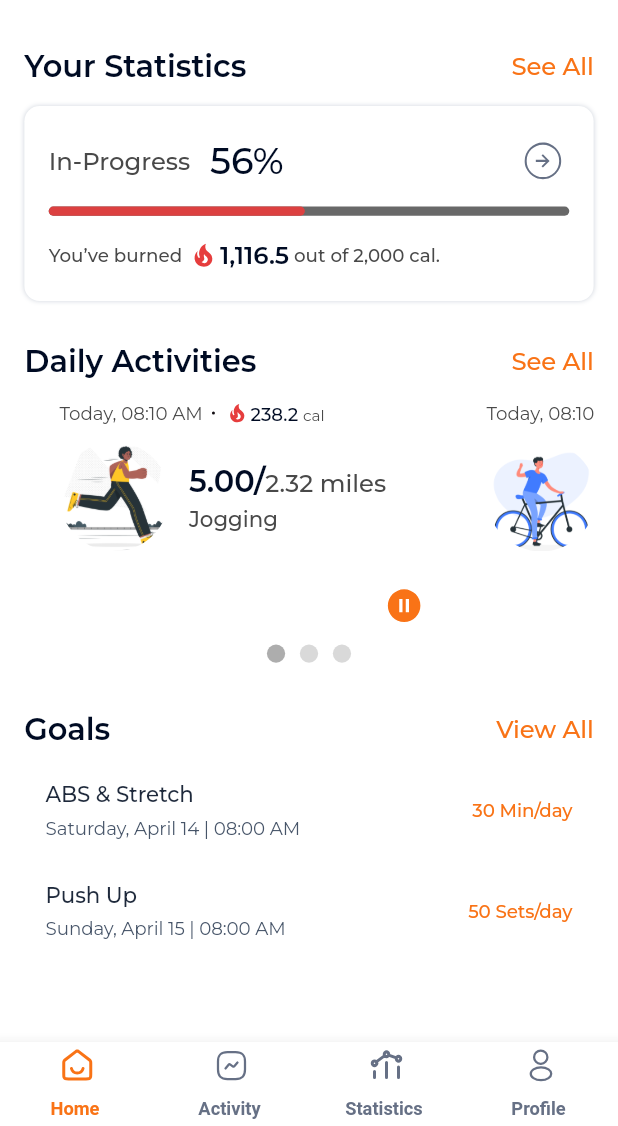
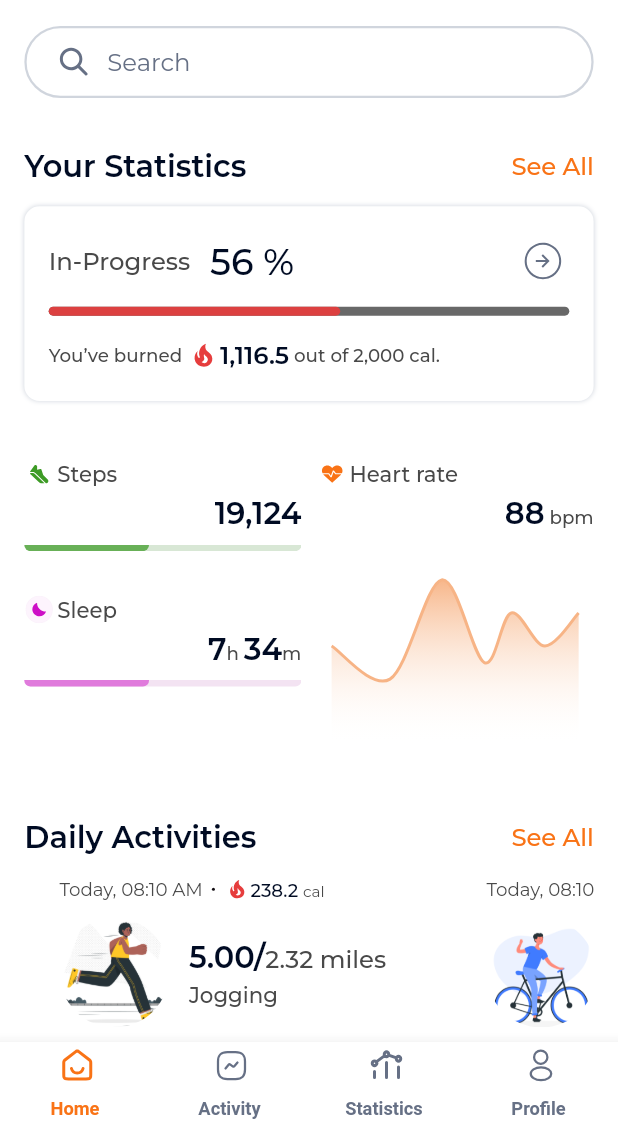
Before and after one commit to Margub-Morshed/Fitness-Tracking-App, a Flutter app: the screen it shows after launch, on a phone screen of 412 x 824 dp, the part 110-1236 px from its top. Run offline on Flutter 3.47's test engine with Material 3 defaults, Android fonts, the phone set to English and light mode, and no system bars; drawn by our look-alikes of badges, carousel_slider, custom_navigation_bar, percent_indicator; our stand-ins replace fl_chart, flutter_screenutil, flutter_svg, get, google_fonts, syncfusion_flutter_charts; Roboto replaces fonts that are missing (Overpass).

Commit message:
Heart Rate Chart & Search Bar Added
Worked Here
- Half cutting unique progress slider added.
- Progress slider modified with package instead custom for better
  visual.
- Heart rate chart added with dummy data using Syncfusion flutter
  package.
- Search bar added with advanced functionalities.

```diff
--- /dev/null
+++ b/devtools_options.yaml
@@ -0,0 +1,3 @@
+description: This file stores settings for Dart & Flutter DevTools.
+documentation: https://docs.flutter.dev/tools/devtools/extensions#configure-extension-enablement-states
+extensions:
--- /dev/null
+++ b/lib/core/helpers/keyboard.dart
@@ -0,0 +1,11 @@
+import 'package:flutter/cupertino.dart';
+
+final class KeyboardUtil {
+  KeyboardUtil._();
+  static void hideKeyboard(BuildContext context) {
+    FocusScopeNode currentFocus = FocusScope.of(context);
+    if (!currentFocus.hasPrimaryFocus) {
+      currentFocus.unfocus();
+    }
+  }
+}
--- /dev/null
+++ b/lib/features/home/data/models/chart_data.dart
@@ -0,0 +1,5 @@
+class ChartDataModel {
+  ChartDataModel(this.x, this.y);
+  final double x;
+  final double y;
+}
--- /dev/null
+++ b/lib/features/home/data/models/heart_data_list.dart
@@ -0,0 +1,16 @@
+import 'chart_data.dart';
+
+class HeartDataList {
+  // Function to generate sample waveform data
+  static List<ChartDataModel> get() {
+    return <ChartDataModel>[
+      ChartDataModel(0, 3),
+      ChartDataModel(2.6, 2),
+      ChartDataModel(4.9, 5),
+      ChartDataModel(6.8, 2.5),
+      ChartDataModel(8, 4),
+      ChartDataModel(9.5, 3),
+      ChartDataModel(11, 4),
+    ];
+  }
+}
--- a/lib/features/home/presentation/screens/home.dart
+++ b/lib/features/home/presentation/screens/home.dart
@@ -2,8 +2,10 @@
 import 'package:fitness_tracking_app/core/helpers/ui_helpers.dart';
 import 'package:fitness_tracking_app/features/home/data/models/activities_list.dart';
 import 'package:fitness_tracking_app/features/home/presentation/widgets/carousel_with_indicators.dart';
+import 'package:fitness_tracking_app/features/home/presentation/widgets/health_dashboard.dart';
 import 'package:flutter/material.dart';
 import 'package:flutter_screenutil/flutter_screenutil.dart';
+import '../widgets/custom_form_field.dart';
 import '../widgets/goal_card.dart';
 import '../widgets/home.dart';
 import '../widgets/progress_card.dart';
@@ -18,6 +20,22 @@ class HomeScreen extends StatefulWidget {
 
 class _HomeScreenState extends State<HomeScreen> {
   final ValueNotifier<int> _currentIndexNotifier = ValueNotifier<int>(0);
+  final TextEditingController _searchController = TextEditingController();
+  ValueNotifier<bool> isSearchClearEnabled = ValueNotifier<bool>(false);
+
+  @override
+  void initState() {
+    _searchController.addListener(() {
+      isSearchClearEnabled.value = _searchController.text.isNotEmpty;
+    });
+    super.initState();
+  }
+
+  @override
+  void dispose() {
+    _searchController.dispose();
+    super.dispose();
+  }
 
   @override
   Widget build(BuildContext context) {
@@ -30,12 +48,22 @@ class _HomeScreenState extends State<HomeScreen> {
             children: [
               buildHeader(),
               UIHelper.verticalSpace16,
-              UIHelper.verticalSpace(14.h),
+
+              // Search Field
+              CustomFormField(
+                hintText: 'Search',
+                textEditingController: _searchController,
+                isSearchClearEnabled: isSearchClearEnabled,
+              ),
+              UIHelper.verticalSpaceSmall,
+              UIHelper.verticalSpaceMedium,
+
               const SectionHeader(title: 'Your Statistics'),
               UIHelper.verticalSpace(14.h),
+
               ProgressCard(
                 title: 'In-Progress',
-                progressPercentage: '56%',
+                progressPercentage: 56,
                 progressWidth: (MediaQuery.of(context).size.width -
                         (UIHelper.kDefaultPadding() * 2)) *
                     0.45,
@@ -43,16 +71,23 @@ class _HomeScreenState extends State<HomeScreen> {
                 caloriesGoal: '2,000',
               ),
               UIHelper.verticalSpaceMediumLarge,
+
+              const HealthDashboard(),
+              UIHelper.verticalSpaceMediumLarge,
+
               const SectionHeader(title: 'Daily Activities'),
               UIHelper.verticalSpace(14.h),
+
               CarouselWithIndicators(
                 activities: ActivitiesListModel.activities,
                 currentIndexNotifier: _currentIndexNotifier,
               ),
               UIHelper.verticalSpace(14.h),
               UIHelper.verticalSpace16,
+
               const SectionHeader(title: 'Goals', option: 'View All'),
               UIHelper.verticalSpace(8.h),
+
               const GoalCard(
                 title: 'ABS & Stretch',
                 dateTime: 'Saturday, April 14 | 08:00 AM',
--- /dev/null
+++ b/lib/features/home/presentation/widgets/custom_form_field.dart
@@ -0,0 +1,170 @@
+// ignore_for_file: must_be_immutable
+
+import 'package:flutter/material.dart';
+import 'package:flutter/services.dart';
+import 'package:flutter_screenutil/flutter_screenutil.dart';
+import 'package:flutter_svg/svg.dart';
+
+import '../../../../core/constants/text_font_style.dart';
+import '../../../../gen/assets.gen.dart';
+import '../../../../gen/colors.gen.dart';
+
+final class CustomFormField extends StatelessWidget {
+  String? hintText;
+  final String? labelText;
+  TextEditingController? textEditingController;
+  final TextInputType inputType;
+  double? fieldHeight;
+  int? maxline;
+  final String? Function(String?)? validator;
+  bool? validation;
+  final Widget? suffixIcon;
+  final Widget? prefixIcon;
+  bool isObsecure;
+  bool isPass;
+  FocusNode? focusNode;
+  TextInputAction? textInputAction;
+  Function(String)? onFieldSubmitted;
+  Function(String)? onChanged;
+  List<TextInputFormatter>? inputFormatters;
+  final TextStyle? labelStyle;
+  final TextStyle? style;
+  final bool? isEnabled;
+  final bool readOnly;
+  final double? cursorHeight;
+  final ValueNotifier<bool> isSearchClearEnabled;
+
+  CustomFormField({
+    super.key,
+    this.hintText,
+    this.labelText,
+    this.textEditingController,
+    this.inputType = TextInputType.text,
+    this.fieldHeight,
+    this.maxline,
+    this.validator,
+    this.validation = false,
+    this.suffixIcon,
+    this.prefixIcon,
+    this.isObsecure = false,
+    this.isPass = false,
+    this.readOnly = false,
+    this.focusNode,
+    this.textInputAction = TextInputAction.done,
+    this.onFieldSubmitted,
+    this.onChanged,
+    this.inputFormatters,
+    this.labelStyle,
+    this.isEnabled,
+    this.style,
+    this.cursorHeight,
+    required this.isSearchClearEnabled,
+  });
+
+  @override
+  Widget build(BuildContext context) {
+    final double borderRadius = 36.r;
+    final double borderWidth = 1.5.sp;
+
+    return TextFormField(
+      cursorHeight: cursorHeight ?? 20.h,
+      cursorColor: AppColors.c667085,
+      focusNode: focusNode,
+      obscureText: isPass ? isObsecure : false,
+      textInputAction: textInputAction,
+      autovalidateMode:
+          validation! ? AutovalidateMode.always : AutovalidateMode.disabled,
+      validator: validator,
+      maxLines: maxline ?? 1,
+      controller: textEditingController,
+      onFieldSubmitted: onFieldSubmitted ??
+          (value) {
+            // Collapse the keyboard
+            FocusScope.of(context).unfocus();
+
+            // Set isSearchClearEnabled to false when search is submitted
+            isSearchClearEnabled.value = false;
+          },
+      readOnly: readOnly,
+      onChanged: onChanged,
+      inputFormatters: inputFormatters,
+      enabled: isEnabled,
+      decoration: InputDecoration(
+        prefixIcon: prefixIcon ??
+            Container(
+                padding: EdgeInsets.only(left: 10.w),
+                margin: EdgeInsets.all(12.sp), // Adjust padding as needed
+                child: SvgPicture.asset(Assets.icons.search)),
+        suffixIcon: suffixIcon ??
+            ValueListenableBuilder(
+              valueListenable: isSearchClearEnabled,
+              builder: (context, value, child) {
+                return value
+                    ? Container(
+                        padding: EdgeInsets.only(right: 10.w),
+                        child: GestureDetector(
+                          onTap: () {
+                            // Clear the text in the search controller
+                            textEditingController!.clear();
+                            isSearchClearEnabled.value = false;
+
+                            // Collapse the keyboard and unfocus the cursor
+                            FocusScope.of(context).unfocus();
+                            FocusScope.of(context).nextFocus();
+                            // KeyboardUti
+                          },
+                          child: Container(
+                            margin: EdgeInsets.all(
+                                7.sp), // Adjust padding as needed
+                            decoration: const BoxDecoration(
+                                shape: BoxShape.circle,
+                                color: AppColors.cD0D5DD),
+                            child: Icon(Icons.clear,
+                                color: AppColors.c667085, size: 20.sp),
+                          ),
+                        ),
+                      )
+                    : const SizedBox.shrink();
+              },
+            ),
+        contentPadding: EdgeInsets.symmetric(vertical: 10.h, horizontal: 28.w),
+        hintText: hintText,
+        hintStyle: TextFontStyle.headline16RegularMontserrat
+            .copyWith(color: AppColors.c667085),
+        labelText: labelText,
+        labelStyle: labelStyle ??
+            TextFontStyle.headline16RegularMontserrat
+                .copyWith(color: AppColors.c667085),
+        errorStyle: TextFontStyle.headline10RegularMontserrat
+            .copyWith(color: Colors.red),
+        focusedErrorBorder: OutlineInputBorder(
+          borderRadius: BorderRadius.circular(borderRadius),
+          borderSide: BorderSide(color: AppColors.cD0D5DD, width: borderWidth),
+        ),
+        focusedBorder: OutlineInputBorder(
+          borderRadius: BorderRadius.circular(borderRadius),
+          borderSide: BorderSide(color: AppColors.cD0D5DD, width: borderWidth),
+        ),
+        disabledBorder: OutlineInputBorder(
+          borderRadius: BorderRadius.circular(borderRadius),
+          borderSide: BorderSide(color: AppColors.cD0D5DD, width: borderWidth),
+        ),
+        errorBorder: OutlineInputBorder(
+          borderRadius: BorderRadius.circular(borderRadius),
+          borderSide: BorderSide(color: Colors.red, width: borderWidth),
+        ),
+        enabledBorder: OutlineInputBorder(
+          borderRadius: BorderRadius.circular(borderRadius),
+          borderSide: BorderSide(color: AppColors.cD0D5DD, width: borderWidth),
+        ),
+      ),
+      style: style ??
+          TextStyle(
+            fontSize: 14.sp,
+            fontWeight: FontWeight.w400,
+            color: AppColors.c667085,
+          ),
+      keyboardType: inputType,
+    );
+  }
+}
--- /dev/null
+++ b/lib/features/home/presentation/widgets/half_linear_progress_indicator.dart
@@ -0,0 +1,42 @@
+import 'package:flutter/material.dart';
+import 'package:flutter_screenutil/flutter_screenutil.dart';
+import 'package:percent_indicator/percent_indicator.dart';
+
+class HalfLinearProgressIndicator extends StatelessWidget {
+  final double percent;
+  final double? height;
+  final double? radius;
+  final Color activeColor;
+  final Color inActiveColor;
+
+  const HalfLinearProgressIndicator({
+    super.key,
+    this.height,
+    this.radius,
+    required this.percent,
+    required this.activeColor,
+    required this.inActiveColor,
+  });
+
+  @override
+  Widget build(BuildContext context) {
+    return ClipRect(
+      child: Align(
+        alignment: Alignment.bottomCenter, // Align to show the top half
+        heightFactor: 0.5, // Show only the top half
+        child: LinearPercentIndicator(
+          padding: EdgeInsets.zero,
+          animation: true,
+          lineHeight: height ?? 8.h, // Full height of the indicator
+          animationDuration: 1200,
+          animateFromLastPercent: true,
+          percent: percent,
+          linearStrokeCap: LinearStrokeCap.roundAll,
+          barRadius: Radius.circular(radius ?? 16.r),
+          progressColor: activeColor,
+          backgroundColor: inActiveColor,
+        ),
+      ),
+    );
+  }
+}
--- /dev/null
+++ b/lib/features/home/presentation/widgets/health_dashboard.dart
@@ -0,0 +1,115 @@
+import 'package:flutter/material.dart';
+import 'package:flutter_screenutil/flutter_screenutil.dart';
+
+import '../../../../core/constants/text_font_style.dart';
+import '../../../../core/helpers/ui_helpers.dart';
+import '../../../../gen/assets.gen.dart';
+import '../../../../gen/colors.gen.dart';
+import 'heart_beat_chart.dart';
+import 'home.dart';
+
+class HealthDashboard extends StatelessWidget {
+  const HealthDashboard({super.key});
+
+  @override
+  Widget build(BuildContext context) {
+    return SizedBox(
+      height: 220.h,
+      child: Row(
+        children: [
+          _buildLeftColumn(),
+          UIHelper.horizontalSpaceSmall,
+          _buildRightColumn(),
+        ],
+      ),
+    );
+  }
+
+  Widget _buildLeftColumn() {
+    return Expanded(
+      flex: 1,
+      child: Column(
+        children: [
+          buildProgressPanel(
+            percent: 0.45,
+            label: 'Steps',
+            count: '19,124',
+            icon: Assets.icons.steps,
+            activeColor: AppColors.c68B057,
+            inActiveColor: AppColors.cD8E7D5,
+          ),
+          UIHelper.verticalSpace16,
+          buildProgressPanel(
+            percent: 0.45,
+            label: 'Sleep',
+            icon: Assets.icons.sleep,
+            activeColor: AppColors.cE07BDC,
+            inActiveColor: AppColors.cF3E3F2,
+            countWidget: buildProgressCountTSpan(),
+            count: '',
+          ),
+        ],
+      ),
+    );
+  }
+
+  Widget _buildRightColumn() {
+    return Expanded(
+      flex: 1,
+      child: Padding(
+        padding: EdgeInsets.only(top: 12.h),
+        child: Column(
+          children: [
+            _buildHeartRateInfo(),
+            SizedBox(
+              height: 150.h,
+              child: const HeartbeatChart(),
+            ),
+          ],
+        ),
+      ),
+    );
+  }
+
+  Widget buildProgressPanel({
+    required double percent,
+    required String label,
+    required String count,
+    required String icon,
+    required Color activeColor,
+    required Color inActiveColor,
+    Widget? countWidget,
+  }) {
+    return buildHalfProgressPanel(
+      percent: percent,
+      label: label,
+      count: count,
+      icon: icon,
+      activeColor: activeColor,
+      inActiveColor: inActiveColor,
+      countWidget: countWidget,
+    );
+  }
+
+  Widget _buildHeartRateInfo() {
+    return buildProgressInfoCol(
+      icon: Assets.icons.heartRate,
+      label: 'Heart rate',
+      countWidget: Text.rich(
+        TextSpan(
+          children: [
+            TextSpan(
+              text: '88',
+              style: TextFontStyle.headline20SemiBoldMontserrat,
+            ),
+            TextSpan(
+              text: ' bpm',
+              style: TextFontStyle.headline12MediumMontserrat
+                  .copyWith(color: AppColors.c494949),
+            ),
+          ],
+        ),
+      ),
+    );
+  }
+}
--- /dev/null
+++ b/lib/features/home/presentation/widgets/heart_beat_chart.dart
@@ -0,0 +1,39 @@
+import 'package:flutter/material.dart';
+import 'package:syncfusion_flutter_charts/charts.dart';
+import '../../../../gen/colors.gen.dart';
+import '../../data/models/chart_data.dart';
+import '../../data/models/heart_data_list.dart';
+
+class HeartbeatChart extends StatelessWidget {
+  const HeartbeatChart({super.key});
+
+  @override
+  Widget build(BuildContext context) {
+    return SfCartesianChart(
+      plotAreaBorderWidth: 0, // Remove the border
+      primaryXAxis: NumericAxis(
+        isVisible: false, // Hide the X axis
+      ),
+      primaryYAxis: NumericAxis(
+        isVisible: false, // Hide the Y axis
+      ),
+      series: <SplineAreaSeries<ChartDataModel, double>>[
+        SplineAreaSeries<ChartDataModel, double>(
+          dataSource: HeartDataList.get(),
+          xValueMapper: (ChartDataModel data, _) => data.x,
+          yValueMapper: (ChartDataModel data, _) => data.y,
+          gradient: LinearGradient(
+            colors: [
+              AppColors.cF7B486, // Start with the line's color
+              Colors.white.withOpacity(0), // Gradually fade to white
+            ],
+            begin: Alignment.topCenter,
+            end: Alignment.bottomCenter,
+          ),
+          borderColor: AppColors.cF7B486, // Color of the waveform line
+          borderWidth: 2, // Thickness of the line
+        ),
+      ],
+    );
+  }
+}
--- a/lib/features/home/presentation/widgets/home.dart
+++ b/lib/features/home/presentation/widgets/home.dart
@@ -7,6 +7,7 @@ import '../../../../gen/assets.gen.dart';
 import '../../../../gen/colors.gen.dart';
 import '../../data/models/daily_activity.dart';
 import 'dot_divider.dart';
+import 'half_linear_progress_indicator.dart';
 import 'notification_button.dart';
 
 Widget buildHeaderRow(DailyActivityModel activity) {
@@ -195,3 +196,86 @@ Column buildGreetingsDatePanel() {
     ],
   );
 }
+
+Text buildProgressCountTSpan() {
+  return Text.rich(
+    TextSpan(
+      children: [
+        TextSpan(
+          text: '7',
+          style: TextFontStyle.headline20SemiBoldMontserrat,
+        ),
+        TextSpan(
+          text: 'h ',
+          style: TextFontStyle.headline12MediumMontserrat
+              .copyWith(color: AppColors.c494949),
+        ),
+        TextSpan(
+          text: '34',
+          style: TextFontStyle.headline20SemiBoldMontserrat,
+        ),
+        TextSpan(
+          text: 'm',
+          style: TextFontStyle.headline12MediumMontserrat
+              .copyWith(color: AppColors.c494949),
+        ),
+      ],
+    ),
+  );
+}
+
+Padding buildHalfProgressPanel({
+  required double percent,
+  required String icon,
+  required String label,
+  String? count,
+  Widget? countWidget,
+  required Color activeColor,
+  required Color inActiveColor,
+}) {
+  return Padding(
+    padding: EdgeInsets.only(top: 12.h),
+    child: Column(
+      children: [
+        buildProgressInfoCol(
+            icon: icon, label: label, countWidget: countWidget, count: count),
+        UIHelper.verticalSpace4,
+        UIHelper.verticalSpace4,
+        HalfLinearProgressIndicator(
+          percent: percent,
+          activeColor: activeColor,
+          inActiveColor: inActiveColor,
+        ),
+      ],
+    ),
+  );
+}
+
+Column buildProgressInfoCol(
+    {required String icon,
+    required String label,
+    Widget? countWidget,
+    String? count}) {
+  return Column(
+    children: [
+      Row(
+        children: [
+          SvgPicture.asset(icon, height: 18.h, width: 18.w),
+          UIHelper.horizontalSpace(2.w),
+          Text(
+            label,
+            style: TextFontStyle.headline14MediumMontserrat
+                .copyWith(color: AppColors.c494949),
+          )
+        ],
+      ),
+      UIHelper.verticalSpace4,
+      Align(
+        alignment: Alignment.topRight,
+        child: countWidget ??
+            Text(count ?? "NA",
+                style: TextFontStyle.headline20SemiBoldMontserrat),
+      ),
+    ],
+  );
+}
--- a/lib/features/home/presentation/widgets/progress_card.dart
+++ b/lib/features/home/presentation/widgets/progress_card.dart
@@ -1,6 +1,7 @@
 import 'package:flutter/material.dart';
 import 'package:flutter_screenutil/flutter_screenutil.dart';
 import 'package:flutter_svg/flutter_svg.dart';
+import 'package:percent_indicator/percent_indicator.dart';
 import '../../../../core/constants/text_font_style.dart';
 import '../../../../core/helpers/ui_helpers.dart';
 import '../../../../gen/assets.gen.dart';
@@ -8,7 +9,7 @@ import '../../../../gen/colors.gen.dart';
 
 class ProgressCard extends StatelessWidget {
   final String title;
-  final String progressPercentage;
+  final int progressPercentage;
   final double progressWidth;
   final String caloriesBurned;
   final String caloriesGoal;
@@ -52,8 +53,11 @@ class ProgressCard extends StatelessWidget {
           _buildHeader(),
           UIHelper.verticalSpace(14.h),
 
-          // Red progress bar with percentage
-          _buildProgressBar(),
+          // Red progress bar with percentage (Package)
+          _progressIndicator(percent: (progressPercentage / 100)),
+
+          // Mine Custom One
+          // _buildProgressBar(),
           UIHelper.verticalSpace(16.h),
 
           // You've burned...
@@ -89,6 +93,22 @@ class ProgressCard extends StatelessWidget {
     );
   }
 
+  LinearPercentIndicator _progressIndicator({required double percent}) {
+    return LinearPercentIndicator(
+      padding: EdgeInsets.zero,
+      animation: true,
+      lineHeight: 6..h,
+      animationDuration: 1200,
+      animateFromLastPercent: true,
+      percent: percent,
+      linearStrokeCap: LinearStrokeCap.roundAll,
+      barRadius: Radius.circular(3.r),
+      progressColor: AppColors.cDC4040,
+      backgroundColor: AppColors.c686868,
+    );
+  }
+
+  // ignore: unused_element
   Container _buildProgressBar() {
     return Container(
       height: 6.h,
@@ -120,7 +140,7 @@ class ProgressCard extends StatelessWidget {
         ),
         UIHelper.horizontalSpace(12.w),
         Text(
-          progressPercentage,
+          '$progressPercentage %',
           style: TextFontStyle.headline24MediumMontserrat,
         ),
         const Spacer(),
--- a/lib/gen/assets.gen.dart
+++ b/lib/gen/assets.gen.dart
@@ -43,6 +43,9 @@ class $AssetsIconsGen {
   /// File path: assets/icons/done.svg
   String get done => 'assets/icons/done.svg';
 
+  /// File path: assets/icons/heart_rate.svg
+  String get heartRate => 'assets/icons/heart_rate.svg';
+
   /// File path: assets/icons/home.svg
   String get home => 'assets/icons/home.svg';
 
@@ -60,6 +63,9 @@ class $AssetsIconsGen {
 
   /// File path: assets/icons/right_arrow.svg
   String get rightArrow => 'assets/icons/right_arrow.svg';
+
+  /// File path: assets/icons/search.svg
+  String get search => 'assets/icons/search.svg';
 
   /// File path: assets/icons/sign_out.svg
   String get signOut => 'assets/icons/sign_out.svg';
@@ -88,12 +94,14 @@ class $AssetsIconsGen {
         distance,
         document,
         done,
+        heartRate,
         home,
         notification,
         pause,
         person,
         profile,
         rightArrow,
+        search,
         signOut,
         sleep,
         steps,
--- a/lib/gen/colors.gen.dart
+++ b/lib/gen/colors.gen.dart
@@ -40,6 +40,12 @@ class AppColors {
   /// Color: #FF686868
   static const Color c686868 = Color(0xFF686868);
 
+  /// Color: #FF68B057
+  static const Color c68B057 = Color(0xFF68B057);
+
+  /// Color: #FF6CB25B
+  static const Color c6CB25B = Color(0xFF6CB25B);
+
   /// Color: #FF7B7B7B
   static const Color c7B7B7B = Color(0xFF7B7B7B);
 
@@ -52,6 +58,9 @@ class AppColors {
   /// Color: #FFD0D5DD
   static const Color cD0D5DD = Color(0xFFD0D5DD);
 
+  /// Color: #FFD8E7D5
+  static const Color cD8E7D5 = Color(0xFFD8E7D5);
+
   /// Color: #FFD9D8D9
   static const Color cD9D8D9 = Color(0xFFD9D8D9);
 
@@ -61,8 +70,20 @@ class AppColors {
   /// Color: #FFDC4040
   static const Color cDC4040 = Color(0xFFDC4040);
 
+  /// Color: #FFE07BDC
+  static const Color cE07BDC = Color(0xFFE07BDC);
+
   /// Color: #FFE4E4E4
   static const Color cE4E4E4 = Color(0xFFE4E4E4);
+
+  /// Color: #FFF3E3F2
+  static const Color cF3E3F2 = Color(0xFFF3E3F2);
+
+  /// Color: #FFF6E1D4
+  static const Color cF6E1D4 = Color(0xFFF6E1D4);
+
+  /// Color: #FFF7B486
+  static const Color cF7B486 = Color(0xFFF7B486);
 
   /// Color: #FFF97316
   static const Color cF97316 = Color(0xFFF97316);
--- a/pubspec.yaml
+++ b/pubspec.yaml
@@ -24,6 +24,7 @@ dependencies:
   percent_indicator: ^4.2.3
   fl_chart: ^0.68.0
   intl: ^0.19.0
+  syncfusion_flutter_charts: ^21.1.3
 
 dev_dependencies:
   flutter_test:
```
Also changed, not shown: assets/icons/heart_rate.svg (added), assets/icons/search.svg (added), pubspec.lock, 1 other file.
